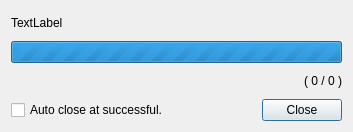
The window that workingdialog.ui (haraki/farman) describes before a commit, drawn with Qt 5.
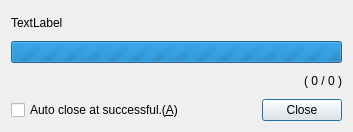
The same window after the commit.

```diff
--- a/workingdialog.ui
+++ b/workingdialog.ui
@@ -49,7 +49,7 @@
      <item>
       <widget class="QCheckBox" name="autoCloseCheckBox">
        <property name="text">
-        <string>Auto close at successful.</string>
+        <string>Auto close at successful.(&amp;A)</string>
        </property>
       </widget>
      </item>
```
